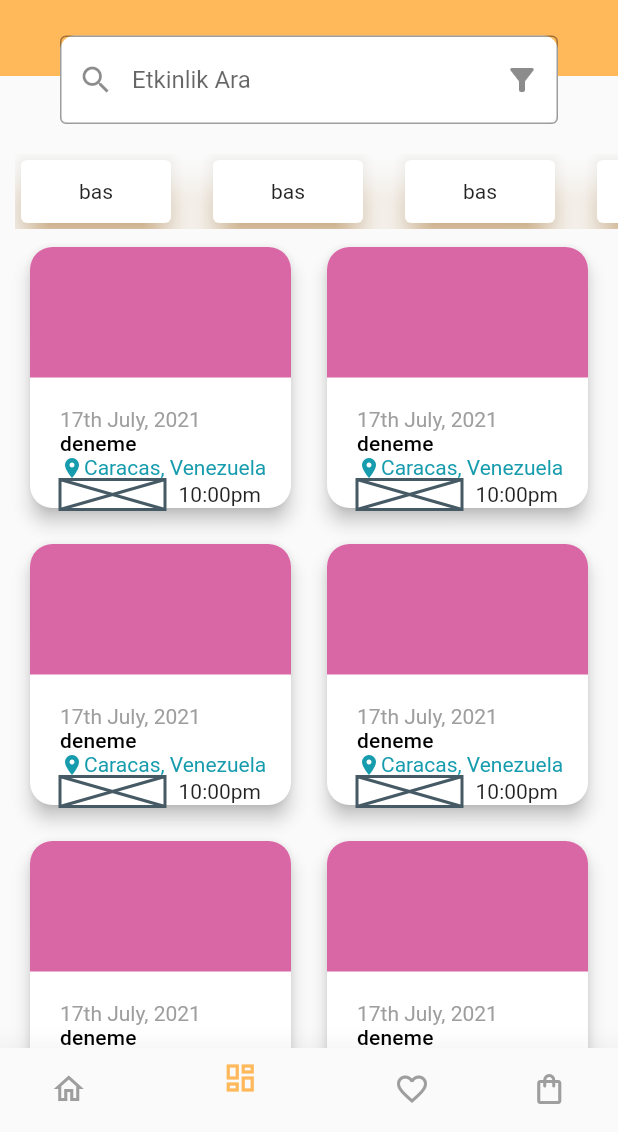
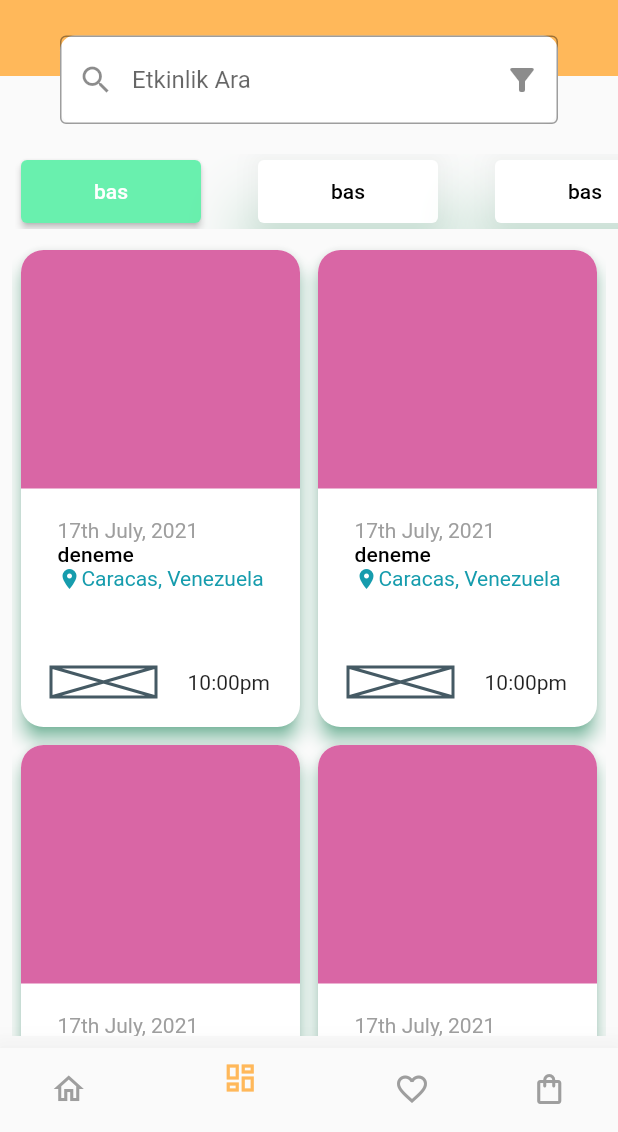
Before and after one commit to ahmetgezmen/calvesia, a Flutter app: the screen it shows after launch, item 2 of the bottom bar chosen, after a tap on "bas", on a phone screen of 412 x 824 dp, the part 104-1236 px from its top. Run offline on Flutter 3.47's test engine with Material 2 defaults, Android fonts, the phone set to English and light mode, and no system bars; our stand-ins replace cloud_firestore, firebase_auth, firebase_core, firebase_database, firebase_storage, hooks_riverpod and 1 more; accounts and stored records are empty; statements that could not run were skipped.

Commit message:
ExplorePage eksikleri giderildi

```diff
--- a/lib/feature/onboard/BasePage.dart
+++ b/lib/feature/onboard/BasePage.dart
@@ -1,5 +1,6 @@
 import 'package:flutter/material.dart';
 
+import 'layouts/Header.dart';
 import 'view/BuyPageComingSoon.dart';
 import 'view/ExplorePage.dart';
 import 'view/FavoritePage.dart';
@@ -31,9 +32,16 @@ class _BasePageState extends State<BasePage> {
 
   @override
   Widget build(BuildContext context) {
-    return Scaffold(
-      body: _widgetOptions.elementAt(_selectedIndex),
-      bottomNavigationBar: BottomNavigationBarWidget(onItemTapped: _onItemTapped, selectedIndex: _selectedIndex),
+    return SafeArea(
+      child: Scaffold(
+        body: Column(
+          children: [
+            HeaderComponent(),
+            Expanded(child: _widgetOptions.elementAt(_selectedIndex),),
+          ],
+        ),
+        bottomNavigationBar: BottomNavigationBarWidget(onItemTapped: _onItemTapped, selectedIndex: _selectedIndex),
+      ),
     );
   }
 }
--- a/lib/feature/onboard/layouts/Header.dart
+++ b/lib/feature/onboard/layouts/Header.dart
@@ -56,7 +56,7 @@ class _HeaderComponentState extends State<HeaderComponent> {
                       Padding(
                         padding: EdgeInsets.only(left: 10.0),
                         child: Text(FirebaseAuth.instance.currentUser != null
-                            ? FirebaseAuth.instance.currentUser!.displayName.toString()
+                            ? "Ahmet GEZMEN"
                             : "Anonymous",
                             style: Theme.of(context).textTheme.headlineSmall),
                       )
--- a/lib/feature/onboard/view/ExplorePage.dart
+++ b/lib/feature/onboard/view/ExplorePage.dart
@@ -11,7 +11,6 @@ class ExplorePage extends StatelessWidget {
   Widget build(BuildContext context) {
     return Column(
       children: [
-        HeaderComponent(),
         Padding(
           padding: const EdgeInsets.only(left: 10.0),
           child: Container(
@@ -20,13 +19,16 @@ class ExplorePage extends StatelessWidget {
               scrollDirection: Axis.horizontal,
               itemCount: 4,
               itemBuilder: (context, index) {
-                return CategoryButtonWidgetActive(
-                  buttonColor: Colors.orangeAccent,
+                return Padding(
+                  padding: const EdgeInsets.all(4.0),
+                  child: CategoryButton(
+                    buttonColor: Colors.greenAccent,
+                  ),
                 );
               },
               separatorBuilder: (BuildContext context, int index) {
                 return SizedBox(
-                  width: 20,
+                  width: 30,
                 );
               },
             ),
@@ -34,17 +36,26 @@ class ExplorePage extends StatelessWidget {
         ),
         Expanded(
           child: Padding(
-            padding: const EdgeInsets.symmetric(horizontal: 8.0),
-            child: GridView.count(
-              crossAxisCount: 2,
-              children: List.generate(100, (index) {
+            padding: const EdgeInsets.all(8.0),
+            child: GridView.builder(
+              gridDelegate: SliverGridDelegateWithFixedCrossAxisCount(
+                crossAxisCount: 2,
+                childAspectRatio: 0.6,
+              ),
+              itemBuilder: (context, index) {
                 return Container(
                   child: Padding(
-                    padding: const EdgeInsets.all(8.0),
-                    child: PopularEventCard(title: "deneme"),
+                    padding: const EdgeInsets.all(2.0),
+                    child: PopularEventCard(
+                      title: "deneme",
+                      shadowColor: colorsMatch(PostModel(
+                        category: "education"
+                      )) ,
+                    ),
                   ),
                 );
-              }),
+              },
+              itemCount: 100,
             ),
           ),
         ),
@@ -53,50 +64,46 @@ class ExplorePage extends StatelessWidget {
   }
 }
 
-class CategoryButtonWidgetInActive extends StatelessWidget {
+class CategoryButton extends StatefulWidget {
   final Color buttonColor;
-  const CategoryButtonWidgetInActive({
+  const CategoryButton({
     Key? key,
     required this.buttonColor,
   }) : super(key: key);
 
   @override
-  Widget build(BuildContext context) {
-    return Container(
-      decoration: BoxDecoration(
-        color: Colors.orangeAccent,
-        borderRadius: BorderRadius.circular(15.0),
-      ),
-      width: 100,
-      child: InkWell(
-        onTap: () {},
-        child: Center(child: Text("bas")),
-      ),
-    );
-  }
+  State<CategoryButton> createState() => _CategoryButtonState();
 }
 
-class CategoryButtonWidgetActive extends StatelessWidget {
-  final Color buttonColor;
-  const CategoryButtonWidgetActive({
-    Key? key,
-    required this.buttonColor,
-  }) : super(key: key);
+class _CategoryButtonState extends State<CategoryButton> {
+  bool _isAktive = false;
+
+  ButtonStyle? _buttonActiveTheme() {
+    return ButtonStyle(
+        backgroundColor: MaterialStateProperty.all(widget.buttonColor));
+  }
+
+  ButtonStyle? _buttonPassiveTheme() {
+    return ButtonStyle(
+        shadowColor: MaterialStateProperty.all(widget.buttonColor),
+        backgroundColor: MaterialStateProperty.all(Colors.white),
+        foregroundColor: MaterialStateProperty.all(Colors.black),
+        elevation: MaterialStateProperty.all(20));
+  }
 
   @override
   Widget build(BuildContext context) {
-    return Card(
-      shadowColor: buttonColor,
-      elevation: 10,
-      child: Container(
-        decoration: BoxDecoration(
-          borderRadius: BorderRadius.circular(15.0),
-        ),
-        width: 100,
-        child: InkWell(
-          onTap: () {},
-          child: Center(child: Text("bas")),
-        ),
+    return SizedBox(
+      width: 120,
+      child: ElevatedButton(
+        style: _isAktive == true ? _buttonActiveTheme() : _buttonPassiveTheme(),
+        onPressed: () {
+          setState(() {
+            _isAktive == true ? _isAktive = false : _isAktive = true;
+            print(_isAktive);
+          });
+        },
+        child: Text('bas'),
       ),
     );
   }
--- a/lib/feature/onboard/view/HomePage.dart
+++ b/lib/feature/onboard/view/HomePage.dart
@@ -18,17 +18,14 @@ class HomePage extends StatelessWidget {
 
   @override
   Widget build(BuildContext context) {
-    return SafeArea(
-      child: RefreshIndicator(
+    return RefreshIndicator(
       color: BaseColorPalet.main,
       onRefresh: _refeshIndicator,
       child: ListView(
         children: [
-            HeaderComponent(),
           BodyComponent(),
           BottomComponent(),
         ],
-        ),
       ),
     );
   }
@@ -90,7 +87,7 @@ class BodyComponent extends StatelessWidget {
                   shrinkWrap: true,
                   scrollDirection: Axis.horizontal,
                   itemBuilder: (context, index) {
-                    return PopularEventCard(title: 'Etkinlik adi');
+                    return PopularEventCard(title: 'Etkinlik adi',);
                   }),
             ),
           )
--- a/lib/feature/widget/PopularEventCardWidget.dart
+++ b/lib/feature/widget/PopularEventCardWidget.dart
@@ -3,16 +3,15 @@ import 'package:flutter/material.dart';
 import '../../Utils/Style/ColorPalette.dart';
 
 class PopularEventCard extends StatefulWidget {
-  final double? cardWidth;
   final Color? shadowColor;
   final String title;
-  PopularEventCard({Key? key, required this.title, this.shadowColor, this.cardWidth}) : super(key: key);
+  PopularEventCard(
+      {Key? key, required this.title, this.shadowColor})
+      : super(key: key);
 
   @override
   State<PopularEventCard> createState() => _PopularEventCardState();
 }
-
-
 
 class _PopularEventCardState extends State<PopularEventCard> {
   @override
@@ -23,17 +22,19 @@ class _PopularEventCardState extends State<PopularEventCard> {
     }
   }
 
+
   @override
   Widget build(BuildContext context) {
     return Card(
-      shadowColor: Colors.black ?? widget.shadowColor,
+      borderOnForeground: true,
+      shadowColor: widget.shadowColor,
       shape: RoundedRectangleBorder(
         borderRadius: BorderRadius.circular(15.0),
       ),
       elevation: 5,
       child: Center(
         child: SizedBox(
-          width: 250 ?? widget.cardWidth,
+          width: 250,
           child: Column(
             mainAxisAlignment: MainAxisAlignment.center,
             children: [
@@ -56,30 +57,45 @@ class _PopularEventCardState extends State<PopularEventCard> {
                           mainAxisAlignment: MainAxisAlignment.spaceBetween,
                           crossAxisAlignment: CrossAxisAlignment.start,
                           children: [
-                            Text("17th July, 2021", style: TextStyle(
-                                color: Colors.grey
-                            ),),
+                            Text(
+                              "17th July, 2021",
+                              style: TextStyle(color: Colors.grey),
+                            ),
                             Text(
                               widget.title,
                               style: Theme.of(context).textTheme.titleSmall,
                             ),
-                            Row(
-                              children: const [
-                                Icon(Icons.location_on, size: 16, color: BaseColorPalet.LinkLabel,),
-                                Text("Caracas, Venezuela", style: TextStyle(
-                                    color: BaseColorPalet.LinkLabel
-                                ),),
-                              ],
+                            SingleChildScrollView(
+                              scrollDirection: Axis.horizontal,
+                              child: Row(
+                                children: const [
+                                  Icon(
+                                    Icons.location_on,
+                                    size: 16,
+                                    color: BaseColorPalet.LinkLabel,
+                                  ),
+                                  Text(
+                                    "Caracas, Venezuela",
+                                    style: TextStyle(
+                                        color: BaseColorPalet.LinkLabel,
+                                        ),
+                                  ),
+                                ],
+                              ),
                             ),
                           ],
                         ),
                         Row(
                           mainAxisAlignment: MainAxisAlignment.spaceBetween,
-                            children: <Widget>[
-                          const SizedBox(
-                              height: 20, width: 70, child: Placeholder(),),
-                        Text("10:00pm"),
-                        ],),
+                          children: <Widget>[
+                            const SizedBox(
+                              height: 20,
+                              width: 70,
+                              child: Placeholder(),
+                            ),
+                            Text("10:00pm"),
+                          ],
+                        ),
                       ],
                     ),
                   ),
```
Lines whose indentation alone changed are shown as unchanged.
